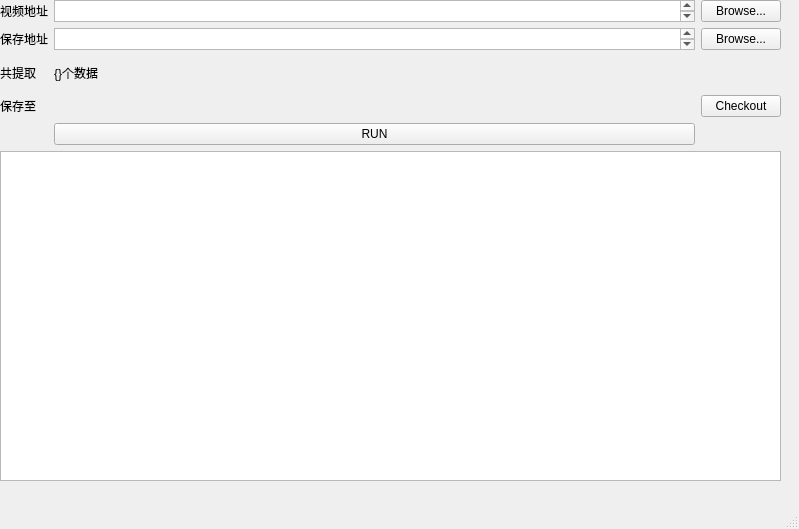
Qt form View/ui_main.ui (leonardozcm/OCR-digital-GUI) before a commit.
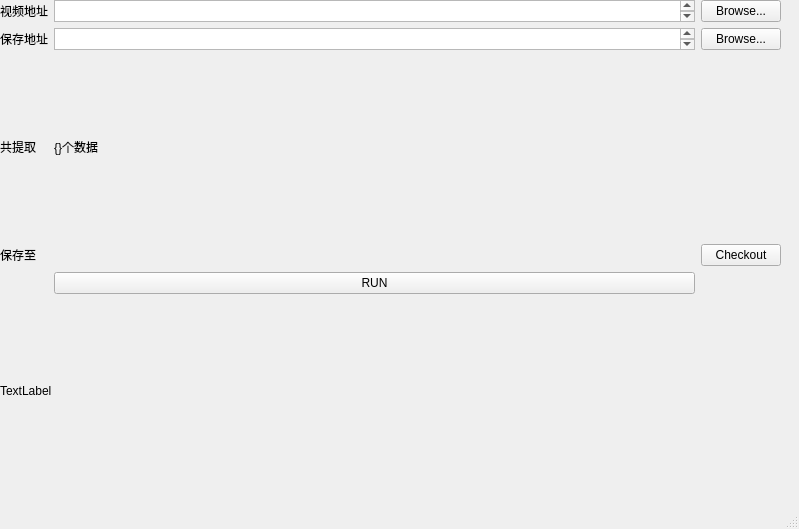
The same form after that commit.

Commit message: exception logic

The edit to the form file:
```diff
--- a/View/ui_main.ui
+++ b/View/ui_main.ui
@@ -23,7 +23,7 @@
       <height>481</height>
      </rect>
     </property>
-    <layout class="QGridLayout" name="gridLayout" rowstretch="1,1,1,1,1,10" rowminimumheight="0,0,0,0,0,0">
+    <layout class="QGridLayout" name="gridLayout" rowstretch="1,0,0,0,0,0">
      <item row="0" column="0">
       <widget class="QLabel" name="label">
        <property name="text">
@@ -92,16 +92,6 @@
        </property>
       </widget>
      </item>
-     <item row="5" column="0" colspan="3">
-      <widget class="QTextBrowser" name="logs_browser"/>
-     </item>
-     <item row="4" column="1">
-      <widget class="QPushButton" name="run_buttom">
-       <property name="text">
-        <string>RUN</string>
-       </property>
-      </widget>
-     </item>
      <item row="3" column="0" colspan="2">
       <widget class="QLabel" name="saved2path">
        <property name="text">
@@ -109,6 +99,13 @@
        </property>
       </widget>
      </item>
+     <item row="4" column="1">
+      <widget class="QPushButton" name="run_buttom">
+       <property name="text">
+        <string>RUN</string>
+       </property>
+      </widget>
+     </item>
      <item row="3" column="2">
       <widget class="QPushButton" name="checkout_pushButton">
        <property name="text">
@@ -116,6 +113,13 @@
        </property>
       </widget>
      </item>
+     <item row="5" column="0" colspan="3">
+      <widget class="QLabel" name="log_field">
+       <property name="text">
+        <string>TextLabel</string>
+       </property>
+      </widget>
+     </item>
     </layout>
    </widget>
   </widget>
```
The commit also changes 2 other files.
